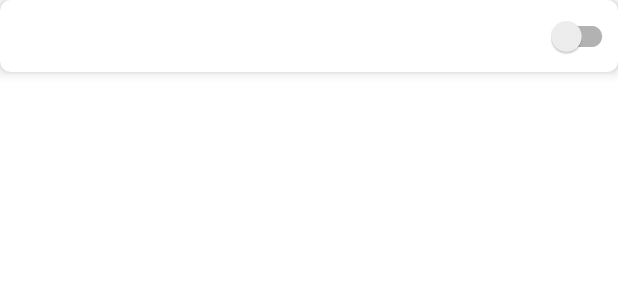
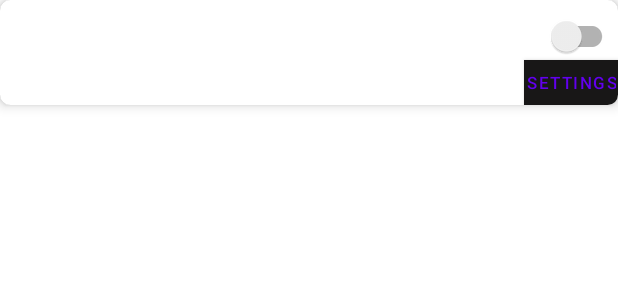
Before and after one commit to 0ga0takash1/Zekki_kaifi_alarm, an Android app: the layout alarm_list_layout.xml on its own in the app's theme, with its tools: preview values and no code run, on a phone screen of 412 x 824 dp. Shown: the top 300 px of the screen. Run offline under Robolectric (Android 15) with nearby library versions, the phone set to English and light mode, and no system bars.

Commit message:
リスト表示機能実装途中

```diff
--- a/app/src/main/res/layout/alarm_list_layout.xml
+++ b/app/src/main/res/layout/alarm_list_layout.xml
@@ -2,6 +2,7 @@
 <androidx.cardview.widget.CardView
     xmlns:android="http://schemas.android.com/apk/res/android"
     xmlns:card_view="http://schemas.android.com/apk/res-auto"
+    xmlns:tools="http://schemas.android.com/tools"
     android:layout_width="match_parent"
     android:layout_height="wrap_content"
     android:layout_marginBottom="10dp"
@@ -47,14 +48,33 @@
             android:layout_width="match_parent"
             android:layout_height="match_parent"
             android:textSize="11sp"
-            card_view:layout_constraintBottom_toBottomOf="@+id/alarm_time"
+            card_view:layout_constraintTop_toBottomOf="@+id/alarm_time"
             card_view:layout_constraintLeft_toLeftOf="parent"
         />
+
+        <androidx.appcompat.widget.SwitchCompat
+            android:id="@+id/alarm_switch"
+            android:layout_width="match_parent"
+            android:layout_height="match_parent"
+
+        />
+
+        <Button
+            android:id="@+id/button"
+            android:layout_width="wrap_content"
+            android:layout_height="wrap_content"
+            android:layout_marginTop="40dp"
+            android:background="@color/black2"
+            android:minWidth="0dp"
+            android:minHeight="0dp"
+            android:padding="1dp"
+            android:text="@string/action_settings"
+            android:textColor="@color/purple_500"
+            android:textSize="11sp"
+            card_view:layout_constraintRight_toRightOf="parent"
+            card_view:layout_constraintTop_toTopOf="parent"
+            tools:ignore="TouchTargetSizeCheck" />
+
+
     </androidx.constraintlayout.widget.ConstraintLayout>
-
-    <androidx.appcompat.widget.SwitchCompat
-        android:id="@+id/alarm_switch"
-        android:layout_width="match_parent"
-        android:layout_height="match_parent"
-    />
 </androidx.cardview.widget.CardView>
```
Also changed, not shown: app/src/main/java/zekki/kaihi/alarm/AlarmInfo.java (+35 -10 lines).
